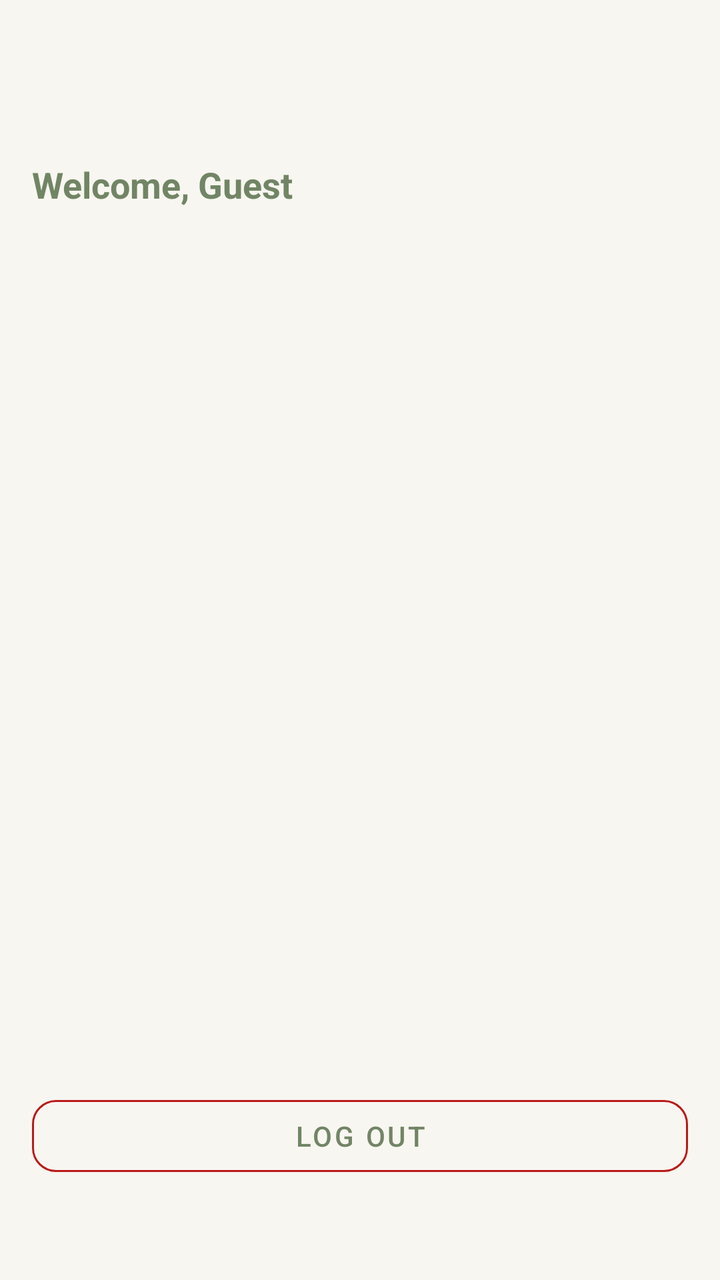
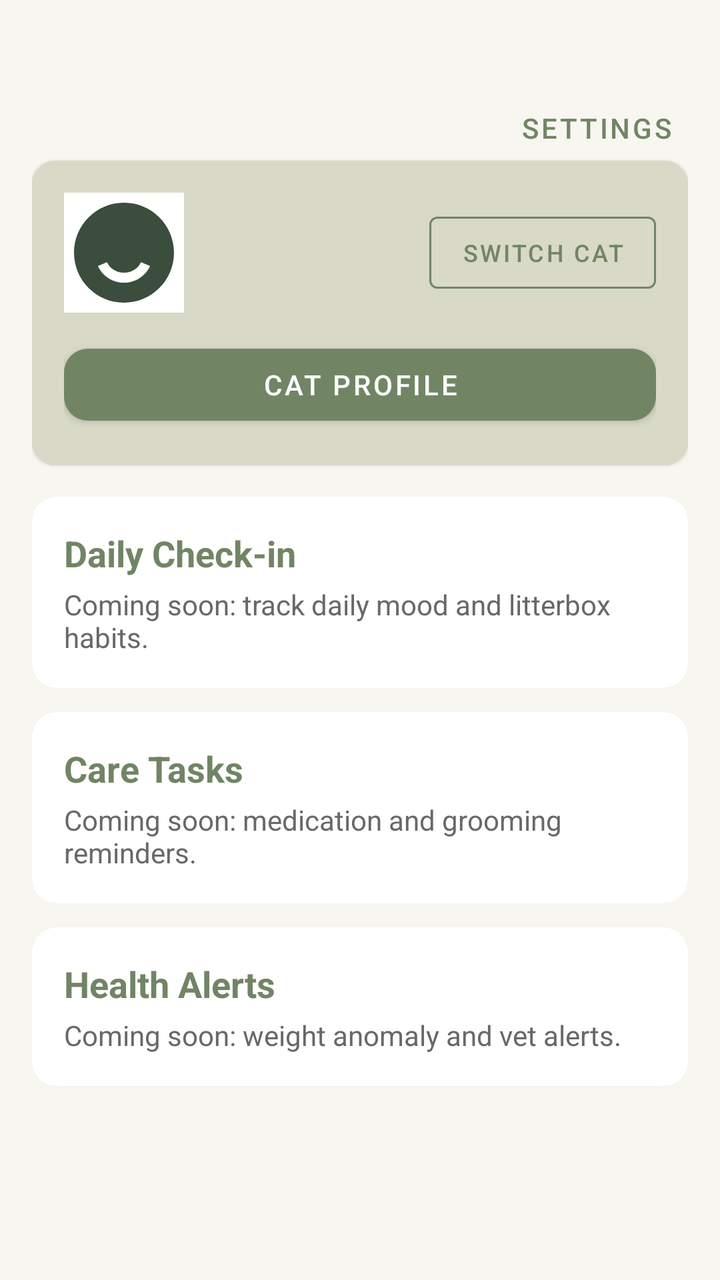

Before-and-after screenshots of an Android layout around one commit, followed by the original layout XML and the change that was made.
<!-- AndroidManifest.xml: application theme Theme.Litterboxd -->
<!-- res/layout/activity_home.xml -->
<?xml version="1.0" encoding="utf-8"?>
<androidx.constraintlayout.widget.ConstraintLayout xmlns:android="http://schemas.android.com/apk/res/android"
    xmlns:app="http://schemas.android.com/apk/res-auto"
    android:layout_width="match_parent"
    android:layout_height="match_parent"
    android:background="@color/off_white_background"
    android:padding="@dimen/margin_horizontal">

    <TextView
        android:id="@+id/tvWelcomeUser"
        android:layout_width="0dp"
        android:layout_height="wrap_content"
        android:layout_marginTop="64dp"
        android:text="@string/welcome_guest"
        android:textColor="@color/sage_primary"
        android:textSize="@dimen/text_size_subtitle"
        android:textStyle="bold"
        app:layout_constraintEnd_toEndOf="parent"
        app:layout_constraintStart_toStartOf="parent"
        app:layout_constraintTop_toTopOf="parent" />

    <com.google.android.material.button.MaterialButton
        android:id="@+id/btnLogout"
        style="@style/Widget.MaterialComponents.Button.OutlinedButton"
        android:layout_width="match_parent"
        android:layout_height="@dimen/button_height"
        android:layout_marginBottom="32dp"
        android:text="@string/btn_logout"
        app:cornerRadius="@dimen/corner_radius"
        app:layout_constraintBottom_toBottomOf="parent"
        app:layout_constraintEnd_toEndOf="parent"
        app:layout_constraintStart_toStartOf="parent"
        app:strokeColor="@color/error_red"
        app:rippleColor="@color/error_red" />

</androidx.constraintlayout.widget.ConstraintLayout>
<!-- resources referenced by this layout -->
<resources>
  <color name="error_red">#BA1A1A</color>
  <color name="off_white_background">#F8F6F0</color>
  <color name="sage_primary">#718565</color>
  <dimen name="button_height">48dp</dimen>
  <dimen name="corner_radius">12dp</dimen>
  <dimen name="margin_horizontal">16dp</dimen>
  <dimen name="text_size_subtitle">18sp</dimen>
  <string name="btn_logout">Log out</string>
  <string name="welcome_guest">Welcome, Guest</string>
  <style name="Theme.Litterboxd" parent="Theme.MaterialComponents.Light.NoActionBar">
          
          <item name="colorPrimary">@color/sage_primary</item>
          <item name="colorPrimaryVariant">@color/sage_primary</item>
          <item name="colorOnPrimary">@color/white</item>
          
          <item name="colorSecondary">@color/coral_secondary</item>
          <item name="colorSecondaryVariant">@color/coral_secondary</item>
          <item name="colorOnSecondary">@color/black</item>
          
          <item name="android:windowBackground">@color/off_white_background</item>
          <item name="colorSurface">@color/surface_card</item>
          <item name="colorOnSurface">@color/text_dark_gray</item>
          <item name="colorError">@color/error_red</item>
      </style>
  <color name="white">#FFFFFF</color>
  <color name="coral_secondary">#F4A58A</color>
  <color name="black">#000000</color>
  <color name="surface_card">#D9D9C7</color>
  <color name="text_dark_gray">#686868</color>
</resources>

<!-- the commit's change to res/layout/activity_home.xml (unified diff, before → after) -->
@@ -10,27 +10,215 @@
         android:id="@+id/tvWelcomeUser"
         android:layout_width="0dp"
         android:layout_height="wrap_content"
-        android:layout_marginTop="64dp"
-        android:text="@string/welcome_guest"
+        android:layout_marginTop="24dp"
         android:textColor="@color/sage_primary"
         android:textSize="@dimen/text_size_subtitle"
         android:textStyle="bold"
+        app:layout_constraintEnd_toStartOf="@id/btnSettings"
+        app:layout_constraintStart_toStartOf="parent"
+        app:layout_constraintTop_toTopOf="parent" />
+
+    <com.google.android.material.button.MaterialButton
+        android:id="@+id/btnSettings"
+        style="@style/Widget.MaterialComponents.Button.TextButton"
+        android:layout_width="wrap_content"
+        android:layout_height="wrap_content"
+        android:text="@string/title_settings"
+        android:textColor="@color/sage_primary"
+        app:layout_constraintEnd_toEndOf="parent"
+        app:layout_constraintTop_toTopOf="@id/tvWelcomeUser" />
+
+    
+    <com.google.android.material.card.MaterialCardView
+        android:id="@+id/cardSelectedCat"
+        android:layout_width="0dp"
+        android:layout_height="wrap_content"
+        android:layout_marginTop="16dp"
+        app:cardBackgroundColor="@color/surface_card"
+        app:cardCornerRadius="@dimen/corner_radius"
         app:layout_constraintEnd_toEndOf="parent"
         app:layout_constraintStart_toStartOf="parent"
-        app:layout_constraintTop_toTopOf="parent" />
-
-    <com.google.android.material.button.MaterialButton
-        android:id="@+id/btnLogout"
-        style="@style/Widget.MaterialComponents.Button.OutlinedButton"
-        android:layout_width="match_parent"
-        android:layout_height="@dimen/button_height"
-        android:layout_marginBottom="32dp"
-        android:text="@string/btn_logout"
-        app:cornerRadius="@dimen/corner_radius"
+        app:layout_constraintTop_toBottomOf="@id/tvWelcomeUser">
+
+        <LinearLayout
+            android:layout_width="match_parent"
+            android:layout_height="wrap_content"
+            android:orientation="vertical"
+            android:padding="16dp">
+
+            <LinearLayout
+                android:layout_width="match_parent"
+                android:layout_height="wrap_content"
+                android:gravity="center_vertical"
+                android:orientation="horizontal">
+
+                <ImageView
+                    android:id="@+id/imgHomeCatPhoto"
+                    android:layout_width="60dp"
+                    android:layout_height="60dp"
+                    android:background="@color/white"
+                    android:contentDescription="@string/title_cat_profile"
+                    android:scaleType="centerCrop"
+                    app:srcCompat="@drawable/ic_cat_face" />
+
+                <LinearLayout
+                    android:layout_width="0dp"
+                    android:layout_height="wrap_content"
+                    android:layout_marginStart="16dp"
+                    android:layout_weight="1"
+                    android:orientation="vertical">
+
+                    <TextView
+                        android:id="@+id/tvHomeCatName"
+                        android:layout_width="wrap_content"
+                        android:layout_height="wrap_content"
+                        android:textColor="@color/black"
+                        android:textSize="20sp"
+                        android:textStyle="bold" />
+
+                    <TextView
+                        android:id="@+id/tvHomeCatDetails"
+                        android:layout_width="wrap_content"
+                        android:layout_height="wrap_content"
+                        android:layout_marginTop="2dp"
+                        android:textColor="@color/text_dark_gray"
+                        android:textSize="@dimen/text_size_small" />
+                </LinearLayout>
+
+                <com.google.android.material.button.MaterialButton
+                    android:id="@+id/btnSwitchCat"
+                    style="@style/Widget.MaterialComponents.Button.OutlinedButton"
+                    android:layout_width="wrap_content"
+                    android:layout_height="wrap_content"
+                    android:text="@string/switch_cat"
+                    android:textSize="12sp"
+                    app:strokeColor="@color/sage_primary" />
+            </LinearLayout>
+
+            <com.google.android.material.button.MaterialButton
+                android:id="@+id/btnViewCatProfile"
+                android:layout_width="match_parent"
+                android:layout_height="wrap_content"
+                android:layout_marginTop="12dp"
+                android:text="@string/nav_cat_profile"
+                app:backgroundTint="@color/sage_primary"
+                app:cornerRadius="@dimen/corner_radius" />
+        </LinearLayout>
+    </com.google.android.material.card.MaterialCardView>
+
+    
+    <ScrollView
+        android:layout_width="0dp"
+        android:layout_height="0dp"
+        android:layout_marginTop="16dp"
         app:layout_constraintBottom_toBottomOf="parent"
         app:layout_constraintEnd_toEndOf="parent"
         app:layout_constraintStart_toStartOf="parent"
-        app:strokeColor="@color/error_red"
-        app:rippleColor="@color/error_red" />
+        app:layout_constraintTop_toBottomOf="@id/cardSelectedCat">
+
+        <LinearLayout
+            android:layout_width="match_parent"
+            android:layout_height="wrap_content"
+            android:orientation="vertical"
+            android:paddingBottom="24dp">
+
+            
+            <com.google.android.material.card.MaterialCardView
+                android:layout_width="match_parent"
+                android:layout_height="wrap_content"
+                android:layout_marginBottom="12dp"
+                app:cardBackgroundColor="@color/white"
+                app:cardCornerRadius="@dimen/corner_radius">
+
+                <LinearLayout
+                    android:layout_width="match_parent"
+                    android:layout_height="wrap_content"
+                    android:orientation="vertical"
+                    android:padding="16dp">
+
+                    <TextView
+                        android:layout_width="wrap_content"
+                        android:layout_height="wrap_content"
+                        android:text="@string/card_daily_checkin_title"
+                        android:textColor="@color/sage_primary"
+                        android:textSize="18sp"
+                        android:textStyle="bold" />
+
+                    <TextView
+                        android:layout_width="wrap_content"
+                        android:layout_height="wrap_content"
+                        android:layout_marginTop="4dp"
+                        android:text="@string/card_daily_checkin_subtitle"
+                        android:textColor="@color/text_dark_gray"
+                        android:textSize="@dimen/text_size_small" />
+                </LinearLayout>
+            </com.google.android.material.card.MaterialCardView>
+
+            
+            <com.google.android.material.card.MaterialCardView
+                android:layout_width="match_parent"
+                android:layout_height="wrap_content"
+                android:layout_marginBottom="12dp"
+                app:cardBackgroundColor="@color/white"
+                app:cardCornerRadius="@dimen/corner_radius">
+
+                <LinearLayout
+                    android:layout_width="match_parent"
+                    android:layout_height="wrap_content"
+                    android:orientation="vertical"
+                    android:padding="16dp">
+
+                    <TextView
+                        android:layout_width="wrap_content"
+                        android:layout_height="wrap_content"
+                        android:text="@string/card_care_tasks_title"
+                        android:textColor="@color/sage_primary"
+                        android:textSize="18sp"
+                        android:textStyle="bold" />
+
+                    <TextView
+                        android:layout_width="wrap_content"
+                        android:layout_height="wrap_content"
+                        android:layout_marginTop="4dp"
+                        android:text="@string/card_care_tasks_subtitle"
+                        android:textColor="@color/text_dark_gray"
+                        android:textSize="@dimen/text_size_small" />
+                </LinearLayout>
+            </com.google.android.material.card.MaterialCardView>
+
+            
+            <com.google.android.material.card.MaterialCardView
+                android:layout_width="match_parent"
+                android:layout_height="wrap_content"
+                android:layout_marginBottom="12dp"
+                app:cardBackgroundColor="@color/white"
+                app:cardCornerRadius="@dimen/corner_radius">
+
+                <LinearLayout
+                    android:layout_width="match_parent"
+                    android:layout_height="wrap_content"
+                    android:orientation="vertical"
+                    android:padding="16dp">
+
+                    <TextView
+                        android:layout_width="wrap_content"
+                        android:layout_height="wrap_content"
+                        android:text="@string/card_alerts_title"
+                        android:textColor="@color/sage_primary"
+                        android:textSize="18sp"
+                        android:textStyle="bold" />
+
+                    <TextView
+                        android:layout_width="wrap_content"
+                        android:layout_height="wrap_content"
+                        android:layout_marginTop="4dp"
+                        android:text="@string/card_alerts_subtitle"
+                        android:textColor="@color/text_dark_gray"
+                        android:textSize="@dimen/text_size_small" />
+                </LinearLayout>
+            </com.google.android.material.card.MaterialCardView>
+
+        </LinearLayout>
+    </ScrollView>
 
 </androidx.constraintlayout.widget.ConstraintLayout>
<!-- resource entries referenced after the edit -->
@@ -3,12 +3,30 @@
   <color name="error_red">#BA1A1A</color>
   <color name="off_white_background">#F8F6F0</color>
   <color name="sage_primary">#718565</color>
-  <dimen name="button_height">48dp</dimen>
   <dimen name="corner_radius">12dp</dimen>
   <dimen name="margin_horizontal">16dp</dimen>
+  <dimen name="text_size_small">14sp</dimen>
   <dimen name="text_size_subtitle">18sp</dimen>
-  <string name="btn_logout">Log out</string>
-  <string name="welcome_guest">Welcome, Guest</string>
+  <!-- drawable ic_cat_face (drawable) -->
+  <vector xmlns:android="http://schemas.android.com/apk/res/android"
+      android:width="28dp"
+      android:height="28dp"
+      android:viewportWidth="24"
+      android:viewportHeight="24">
+      <path
+          android:fillColor="#3B4D3C"
+          android:pathData="M12,2C6.48,2 2,6.48 2,12c0,5.52 4.48,10 10,10s10,-4.48 10,-10C22,6.48 17.52,2 12,2zM7,9c1.1,0 2,-0.9 2,-2s-0.9,-2 -2,-2 -2,0.9 -2,2 0.9,2 2,2zM17,9c1.1,0 2,-0.9 2,-2s-0.9,-2 -2,-2 -2,0.9 -2,2 0.9,2 2,2zM12,18c-2.33,0 -4.31,-1.38 -5.22,-3.35l1.83,-0.74C9.17,15.24 10.49,16 12,16s2.83,-0.76 3.39,-2.09l1.83,0.74C16.31,16.62 14.33,18 12,18z"/>
+  </vector>
+  <string name="card_alerts_subtitle">Coming soon: weight anomaly and vet alerts.</string>
+  <string name="card_alerts_title">Health Alerts</string>
+  <string name="card_care_tasks_subtitle">Coming soon: medication and grooming reminders.</string>
+  <string name="card_care_tasks_title">Care Tasks</string>
+  <string name="card_daily_checkin_subtitle">Coming soon: track daily mood and litterbox habits.</string>
+  <string name="card_daily_checkin_title">Daily Check-in</string>
+  <string name="nav_cat_profile">Cat Profile</string>
+  <string name="switch_cat">Switch Cat</string>
+  <string name="title_cat_profile">Cat Profile</string>
+  <string name="title_settings">Settings</string>
   <style name="Theme.Litterboxd" parent="Theme.MaterialComponents.Light.NoActionBar">
           
           <item name="colorPrimary">@color/sage_primary</item>
